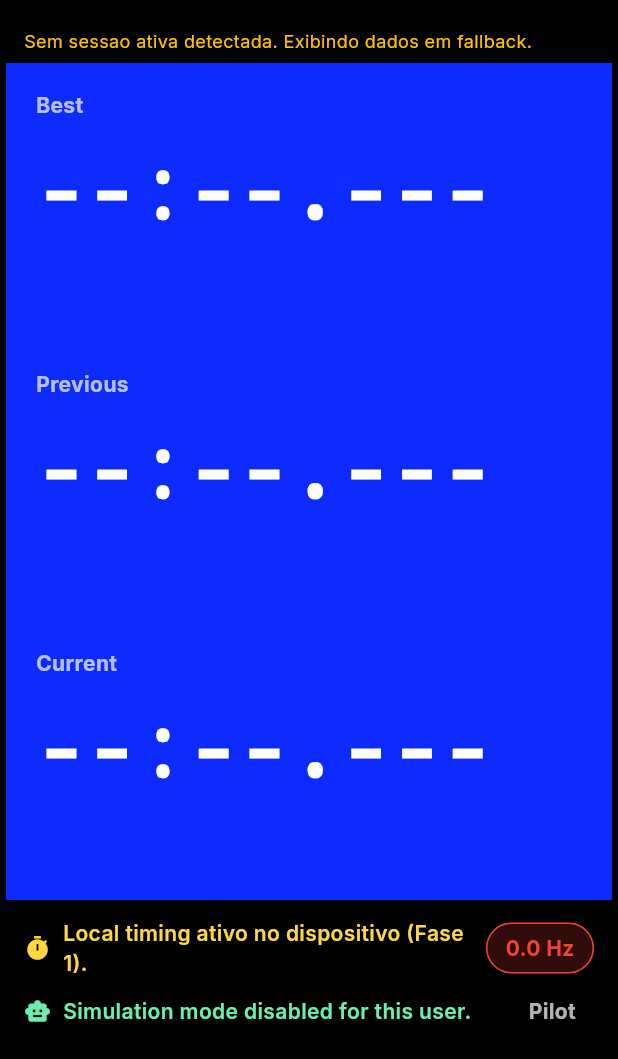
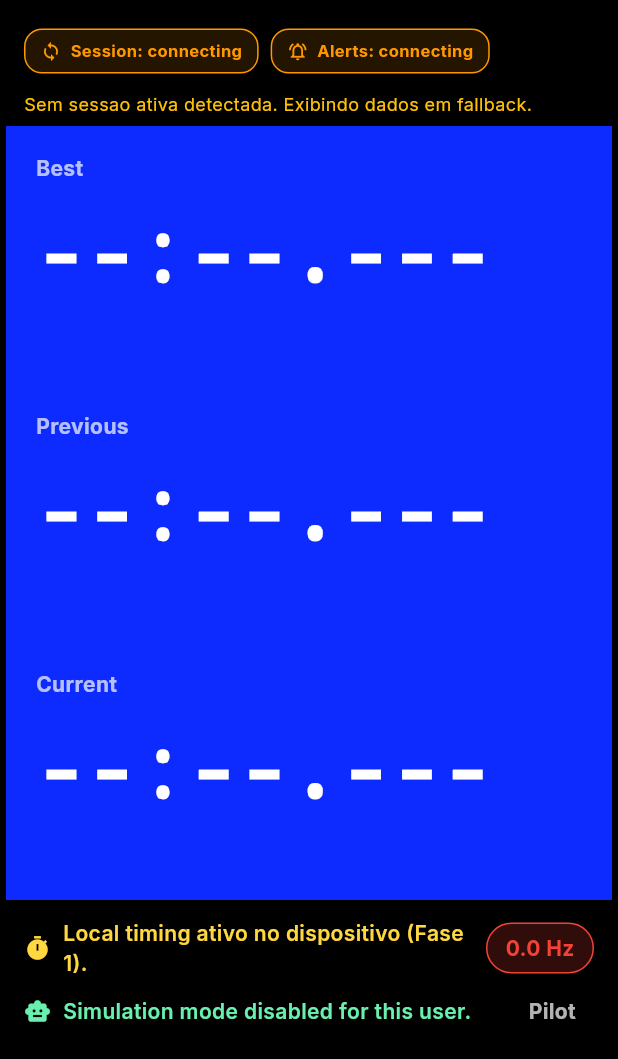
Before and after one commit to tocktecnologia/speed-data, a Flutter app: the ActiveRaceScreen screen opened directly with empty values, on a phone screen of 412 x 824 dp, the part 177-1236 px from its top. Run offline on Flutter 3.47's test engine with Material 3 defaults, Android fonts, the phone set to English and light mode, and no system bars; our stand-ins replace auto_size_text, cloud_firestore, cloud_functions, firebase_auth, firebase_core, fl_chart and 14 more; missing offline and left inert: flutter_polyline_points, json_path; accounts and stored records are empty.

Commit message:
op02 robustez de comunicacao live no piloto

```diff
--- a/lib/features/screens/pilot/active_race_screen.dart
+++ b/lib/features/screens/pilot/active_race_screen.dart
@@ -60,6 +60,10 @@ class _ActiveRaceScreenState extends State<ActiveRaceScreen> {
   RaceSession? _activeSession;
   StreamSubscription? _statusSubscription;
   StreamSubscription<Map<String, dynamic>?>? _pilotAlertSubscription;
+  bool _sessionStreamConnected = false;
+  bool _pilotAlertStreamConnected = false;
+  String? _sessionStreamError;
+  String? _pilotAlertStreamError;
   Color _sessionBackgroundColor = Colors.black;
   LiveTimerMode _mode = LiveTimerMode.simple;
   GaugeType _gaugeType = GaugeType.speed;
@@ -381,11 +385,24 @@ class _ActiveRaceScreenState extends State<ActiveRaceScreen> {
 
       _statusSubscription?.cancel();
       _debugLog('attachEventListeners: subscribed getEventActiveSessionStream');
+      if (mounted) {
+        setState(() {
+          _sessionStreamConnected = false;
+          _sessionStreamError = null;
+        });
+      }
       _statusSubscription = _firestoreService
           .getEventActiveSessionStream(eventId)
           .listen((session) async {
         _debugLog(
             'eventActiveSessionStream: update -> ${_sessionDebug(session)}');
+        if (mounted &&
+            (!_sessionStreamConnected || _sessionStreamError != null)) {
+          setState(() {
+            _sessionStreamConnected = true;
+            _sessionStreamError = null;
+          });
+        }
         await _applySessionState(session);
         if (session == null) {
           _debugLog(
@@ -393,6 +410,19 @@ class _ActiveRaceScreenState extends State<ActiveRaceScreen> {
           );
           unawaited(recoverActiveSessionBinding());
         }
+      }, onError: (error, stackTrace) {
+        _debugLog('eventActiveSessionStream: error -> $error');
+        if (!mounted) return;
+        setState(() {
+          _sessionStreamConnected = false;
+          _sessionStreamError = '$error';
+        });
+      }, onDone: () {
+        _debugLog('eventActiveSessionStream: done');
+        if (!mounted) return;
+        setState(() {
+          _sessionStreamConnected = false;
+        });
       });
     }
 
@@ -660,6 +690,12 @@ class _ActiveRaceScreenState extends State<ActiveRaceScreen> {
       _pilotAlertSubscription = null;
       _pilotAlertEventId = null;
       _pilotAlertSessionId = null;
+      if (mounted) {
+        setState(() {
+          _pilotAlertStreamConnected = false;
+          _pilotAlertStreamError = null;
+        });
+      }
       _clearPilotAlertState();
       return;
     }
@@ -673,6 +709,12 @@ class _ActiveRaceScreenState extends State<ActiveRaceScreen> {
     _pilotAlertSubscription?.cancel();
     _pilotAlertEventId = eventId;
     _pilotAlertSessionId = sessionId;
+    if (mounted) {
+      setState(() {
+        _pilotAlertStreamConnected = false;
+        _pilotAlertStreamError = null;
+      });
+    }
     _pilotAlertSubscription = _firestoreService
         .getPilotAlertStream(
       eventId: eventId!,
@@ -681,6 +723,12 @@ class _ActiveRaceScreenState extends State<ActiveRaceScreen> {
     )
         .listen((alert) {
       if (!mounted) return;
+      if (!_pilotAlertStreamConnected || _pilotAlertStreamError != null) {
+        setState(() {
+          _pilotAlertStreamConnected = true;
+          _pilotAlertStreamError = null;
+        });
+      }
       final rawMessage = (alert?['message'] as String?)?.trim() ?? '';
       final active = alert?['active'] == true && rawMessage.isNotEmpty;
       final expiresAtMs = alert?['expires_at_ms'];
@@ -699,7 +747,93 @@ class _ActiveRaceScreenState extends State<ActiveRaceScreen> {
         _pilotAlertBlinkVisible = true;
       });
       _startPilotAlertBlinking();
+    }, onError: (error, stackTrace) {
+      _debugLog('pilotAlertStream: error -> $error');
+      if (!mounted) return;
+      setState(() {
+        _pilotAlertStreamConnected = false;
+        _pilotAlertStreamError = '$error';
+      });
+      _clearPilotAlertState();
+    }, onDone: () {
+      _debugLog('pilotAlertStream: done');
+      if (!mounted) return;
+      setState(() {
+        _pilotAlertStreamConnected = false;
+      });
     });
+  }
+
+  Widget _buildRealtimeHealthBar() {
+    Widget badge({
+      required String label,
+      required bool connected,
+      String? error,
+      required IconData icon,
+    }) {
+      final hasError = error != null && error.trim().isNotEmpty;
+      final bgColor = hasError
+          ? Colors.red.withValues(alpha: 0.14)
+          : connected
+              ? Colors.green.withValues(alpha: 0.14)
+              : Colors.orange.withValues(alpha: 0.14);
+      final borderColor =
+          hasError ? Colors.red : (connected ? Colors.green : Colors.orange);
+      final textColor = borderColor;
+      final statusText = hasError
+          ? 'offline'
+          : connected
+              ? 'online'
+              : 'connecting';
+
+      return Container(
+        padding: const EdgeInsets.symmetric(horizontal: 10, vertical: 6),
+        decoration: BoxDecoration(
+          color: bgColor,
+          borderRadius: BorderRadius.circular(12),
+          border: Border.all(color: borderColor),
+        ),
+        child: Row(
+          mainAxisSize: MainAxisSize.min,
+          children: [
+            Icon(icon, size: 14, color: textColor),
+            const SizedBox(width: 6),
+            Text(
+              '$label: $statusText',
+              style: TextStyle(
+                color: textColor,
+                fontWeight: FontWeight.w700,
+                fontSize: 11,
+              ),
+            ),
+          ],
+        ),
+      );
+    }
+
+    return Container(
+      width: double.infinity,
+      color: Colors.black,
+      padding: const EdgeInsets.symmetric(horizontal: 12, vertical: 6),
+      child: Wrap(
+        spacing: 8,
+        runSpacing: 6,
+        children: [
+          badge(
+            label: 'Session',
+            connected: _sessionStreamConnected,
+            error: _sessionStreamError,
+            icon: Icons.sync,
+          ),
+          badge(
+            label: 'Alerts',
+            connected: _pilotAlertStreamConnected,
+            error: _pilotAlertStreamError,
+            icon: Icons.notifications_active_outlined,
+          ),
+        ],
+      ),
+    );
   }
 
   Future<void> _loadSimulationModeConfig() async {
@@ -1594,6 +1728,7 @@ class _ActiveRaceScreenState extends State<ActiveRaceScreen> {
                           ],
                         ),
                       ),
+                      _buildRealtimeHealthBar(),
                       if (_activeSession == null &&
                           (sessionId == null || sessionId.isEmpty))
                         Container(
```
